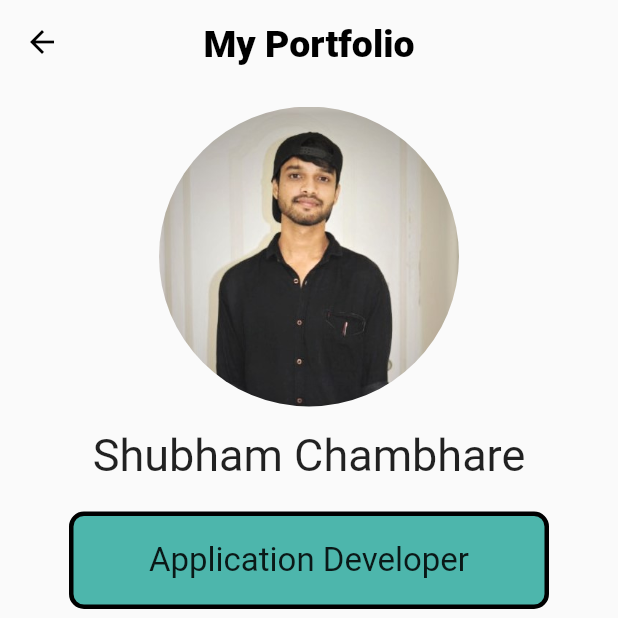
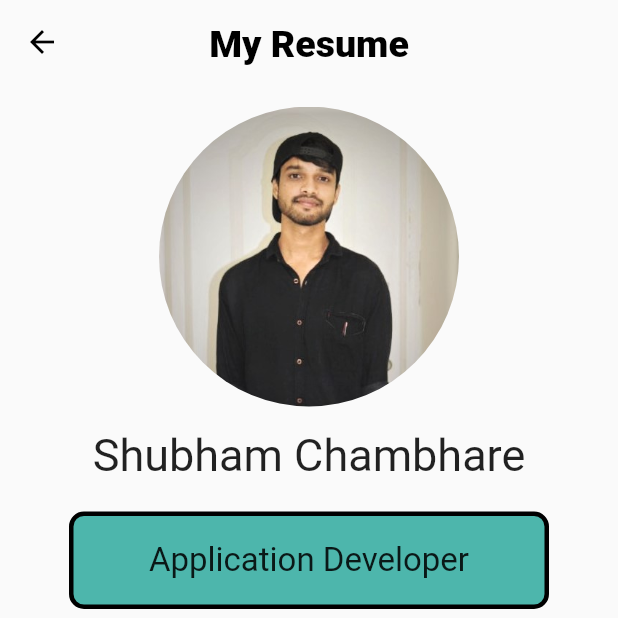
Before and after one commit to Shubham654/MyPortfolioApp, a Flutter app: the Portfolio screen opened directly, on a phone screen of 412 x 824 dp, the top half of it. Run offline on Flutter 3.47's test engine with Material 2 defaults, Android fonts, the phone set to English and light mode, and no system bars; our stand-ins replace font_awesome_flutter; missing offline and left inert: dart:ffi.

Commit message:
resume chg

```diff
--- a/my_portfolio/lib/contact_me.dart
+++ b/my_portfolio/lib/MyResume.dart
@@ -14,7 +14,7 @@ class Portfolio extends StatelessWidget {
         iconTheme: IconThemeData(
           color: Colors.black,
         ),
-        title: Text('My Portfolio',
+        title: Text('My Resume',
             style: TextStyle(
                 color: Colors.black,
                 fontWeight: FontWeight.w800,
--- a/my_portfolio/lib/intro.dart
+++ b/my_portfolio/lib/intro.dart
@@ -5,7 +5,7 @@ import 'package:flutter/material.dart';
 import 'package:my_portfolio/about_myself.dart';
 
 import 'package:my_portfolio/contact.dart';
-import 'package:my_portfolio/contact_me.dart';
+import 'package:my_portfolio/MyResume.dart';
 
 import 'package:url_launcher/url_launcher.dart';
 
```
